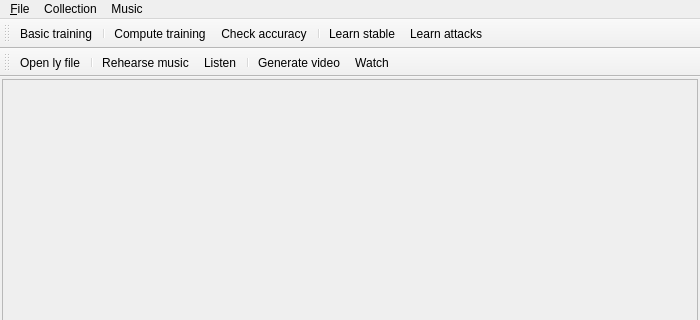
gperciva/vivi, file python/vivi_mainwindow_gui.ui: the form before one commit; both pictures show x 0 to 700 and y 0 to 320 of the 700 by 600 pixel window.
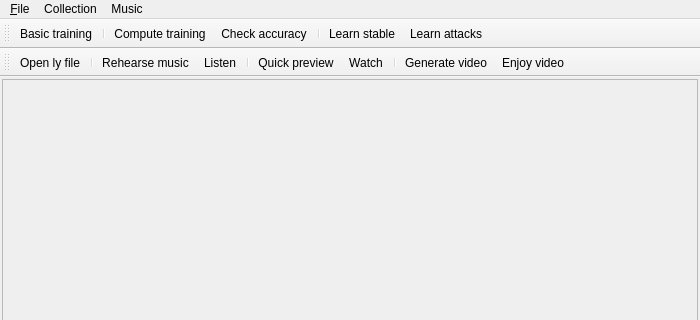
The form after the commit.

Commit message: Add video creation and playback.

```diff
--- a/python/vivi_mainwindow_gui.ui
+++ b/python/vivi_mainwindow_gui.ui
@@ -131,8 +131,11 @@
    <addaction name="actionRehearse"/>
    <addaction name="actionListen"/>
    <addaction name="separator"/>
-   <addaction name="actionGenerate_video"/>
+   <addaction name="actionQuick_preview"/>
    <addaction name="actionWatch"/>
+   <addaction name="separator"/>
+   <addaction name="actionGenerate_video"/>
+   <addaction name="actionEnjoy_video"/>
   </widget>
   <action name="action_Quit">
    <property name="text">
@@ -233,6 +236,22 @@
     <string>W</string>
    </property>
   </action>
+  <action name="actionQuick_preview">
+   <property name="text">
+    <string>Quick preview</string>
+   </property>
+   <property name="shortcut">
+    <string>D</string>
+   </property>
+  </action>
+  <action name="actionEnjoy_video">
+   <property name="text">
+    <string>Enjoy video</string>
+   </property>
+   <property name="shortcut">
+    <string>E</string>
+   </property>
+  </action>
  </widget>
  <resources/>
  <connections>
```
Left out of the diff: 5 changed lines with no effect on the pictures. The commit also changes 9 other files.
